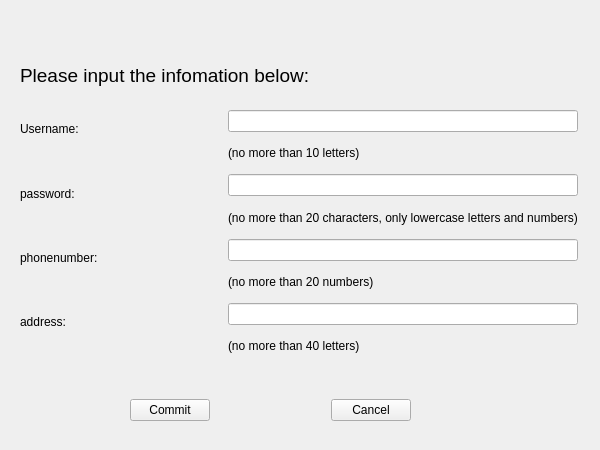
Qt form project1-qt/regiwidget.ui (cjh-0806/NJU-advanced-programming-project1-qt) before a commit.
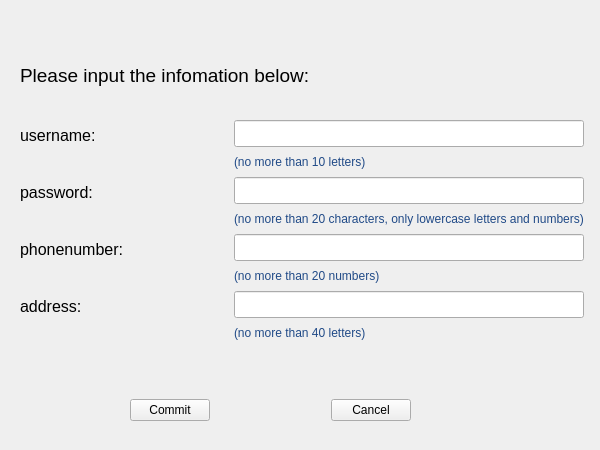
The same form after that commit.

The edit to the form file:
```diff
--- a/project1-qt/regiwidget.ui
+++ b/project1-qt/regiwidget.ui
@@ -47,9 +47,9 @@
    <property name="geometry">
     <rect>
      <x>20</x>
-     <y>110</y>
-     <width>558</width>
-     <height>251</height>
+     <y>120</y>
+     <width>564</width>
+     <height>222</height>
     </rect>
    </property>
    <layout class="QHBoxLayout" name="horizontalLayout">
@@ -57,8 +57,13 @@
      <layout class="QVBoxLayout" name="verticalLayout">
       <item>
        <widget class="QLabel" name="usernameLabel">
+        <property name="font">
+         <font>
+          <pointsize>12</pointsize>
+         </font>
+        </property>
         <property name="text">
-         <string>Username:</string>
+         <string>username:</string>
         </property>
        </widget>
       </item>
@@ -77,6 +82,11 @@
       </item>
       <item>
        <widget class="QLabel" name="pswdLabel">
+        <property name="font">
+         <font>
+          <pointsize>12</pointsize>
+         </font>
+        </property>
         <property name="text">
          <string>password:</string>
         </property>
@@ -97,6 +107,11 @@
       </item>
       <item>
        <widget class="QLabel" name="phonenumLabel">
+        <property name="font">
+         <font>
+          <pointsize>12</pointsize>
+         </font>
+        </property>
         <property name="text">
          <string>phonenumber:</string>
         </property>
@@ -117,6 +132,11 @@
       </item>
       <item>
        <widget class="QLabel" name="addrLabel">
+        <property name="font">
+         <font>
+          <pointsize>12</pointsize>
+         </font>
+        </property>
         <property name="text">
          <string>address:</string>
         </property>
@@ -140,42 +160,66 @@
     <item>
      <layout class="QVBoxLayout" name="verticalLayout_2">
       <item>
-       <widget class="QLineEdit" name="usernameLineEdit"/>
+       <widget class="QLineEdit" name="usernameLineEdit">
+        <property name="font">
+         <font>
+          <pointsize>12</pointsize>
+         </font>
+        </property>
+       </widget>
       </item>
       <item>
        <widget class="QLabel" name="usernameTip">
         <property name="text">
-         <string>(no more than 10 letters)</string>
+         <string>&lt;html&gt;&lt;head/&gt;&lt;body&gt;&lt;p&gt;&lt;span style=&quot; color:#204a87;&quot;&gt;(no more than 10 letters)&lt;/span&gt;&lt;/p&gt;&lt;/body&gt;&lt;/html&gt;</string>
         </property>
        </widget>
       </item>
       <item>
-       <widget class="QLineEdit" name="pswdLineEdit"/>
+       <widget class="QLineEdit" name="pswdLineEdit">
+        <property name="font">
+         <font>
+          <pointsize>12</pointsize>
+         </font>
+        </property>
+       </widget>
       </item>
       <item>
        <widget class="QLabel" name="pswdTip">
         <property name="text">
-         <string>(no more than 20 characters, only lowercase letters and numbers)</string>
+         <string>&lt;html&gt;&lt;head/&gt;&lt;body&gt;&lt;p&gt;&lt;span style=&quot; color:#204a87;&quot;&gt;(no more than 20 characters, only lowercase letters and numbers)&lt;/span&gt;&lt;/p&gt;&lt;/body&gt;&lt;/html&gt;</string>
         </property>
        </widget>
       </item>
       <item>
-       <widget class="QLineEdit" name="phonenumLineEdit"/>
+       <widget class="QLineEdit" name="phonenumLineEdit">
+        <property name="font">
+         <font>
+          <pointsize>12</pointsize>
+         </font>
+        </property>
+       </widget>
       </item>
       <item>
        <widget class="QLabel" name="phonenumTip">
         <property name="text">
-         <string>(no more than 20 numbers)</string>
+         <string>&lt;html&gt;&lt;head/&gt;&lt;body&gt;&lt;p&gt;&lt;span style=&quot; color:#204a87;&quot;&gt;(no more than 20 numbers)&lt;/span&gt;&lt;/p&gt;&lt;/body&gt;&lt;/html&gt;</string>
         </property>
        </widget>
       </item>
       <item>
-       <widget class="QLineEdit" name="addrLineEdit"/>
+       <widget class="QLineEdit" name="addrLineEdit">
+        <property name="font">
+         <font>
+          <pointsize>12</pointsize>
+         </font>
+        </property>
+       </widget>
       </item>
       <item>
        <widget class="QLabel" name="addrTip">
         <property name="text">
-         <string>(no more than 40 letters)</string>
+         <string>&lt;html&gt;&lt;head/&gt;&lt;body&gt;&lt;p&gt;&lt;span style=&quot; color:#204a87;&quot;&gt;(no more than 40 letters)&lt;/span&gt;&lt;/p&gt;&lt;/body&gt;&lt;/html&gt;</string>
         </property>
        </widget>
       </item>
```
Left out of the diff: 6 changed lines with no effect on the pictures.
